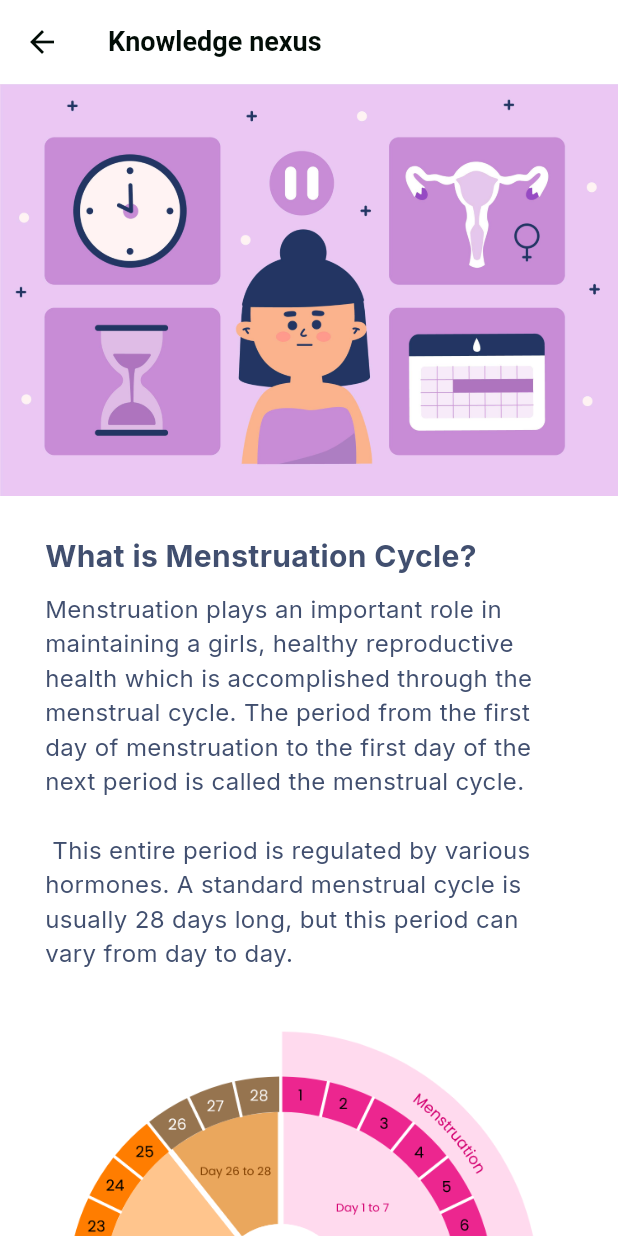
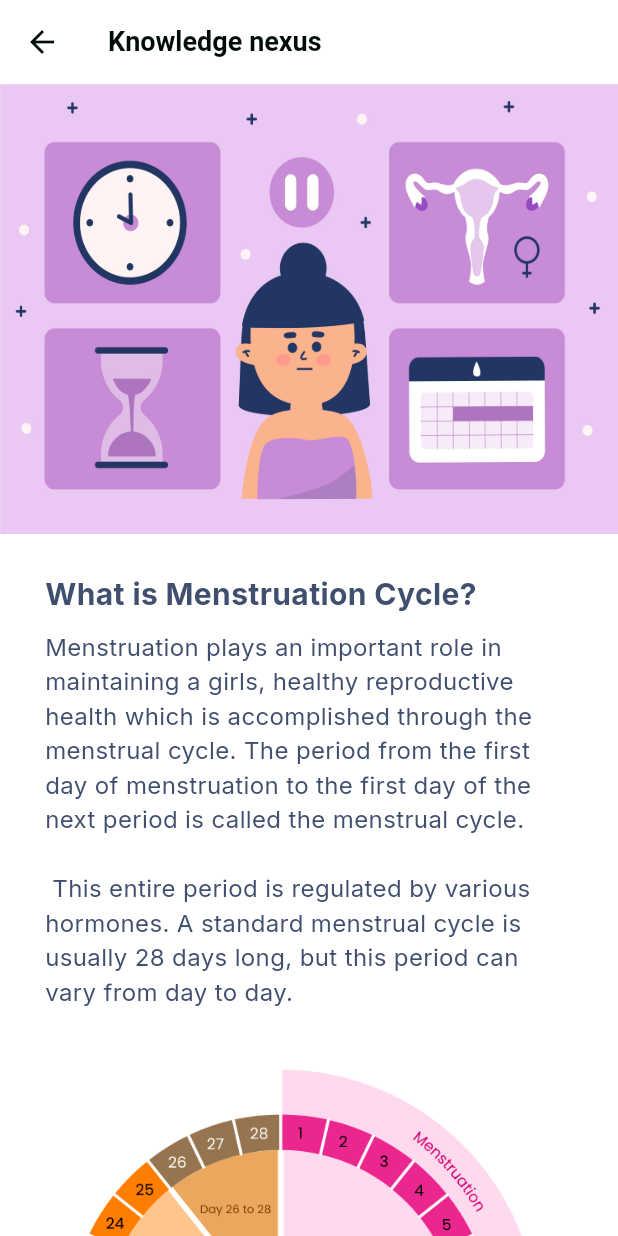
Before and after one commit to Shahabuddin1122/ananya, a Flutter app: the KnowledgeNexus widget shown alone on an empty page, opened directly, after a tap on "What is Menstruation Cycle?", on a phone screen of 412 x 824 dp. Run offline on Flutter 3.47's test engine with Material 3 defaults, Android fonts, the light colour scheme and no system bars; our stand-ins replace flutter_local_notifications, flutter_svg, google_fonts, permission_handler, rxdart, shared_preferences and 2 more; accounts and stored records are empty; generated files the repository leaves out were written again; network calls fail.

Commit message:
update knowledge details info

```diff
--- /dev/null
+++ b/ananya/devtools_options.yaml
@@ -0,0 +1,3 @@
+description: This file stores settings for Dart & Flutter DevTools.
+documentation: https://docs.flutter.dev/tools/devtools/extensions#configure-extension-enablement-states
+extensions:
--- a/ananya/lib/main.dart
+++ b/ananya/lib/main.dart
@@ -49,7 +49,6 @@
 
   await flutterLocalNotificationsPlugin.initialize(initializationSettings);
 
-  // Check and request notification permission for Android 13 and above
   if (await Permission.notification.isDenied) {
     await Permission.notification.request();
   }
@@ -131,8 +130,15 @@
           '/history/indivisual': (context) => const IndividualHistory(),
           '/history/cohort': (context) => const CohortHistory(),
           '/knowledge-nexus-info': (context) {
-            final args = ModalRoute.of(context)!.settings.arguments as String;
-            return KnowledgeNexusInfo(id: args);
+            final args = ModalRoute.of(context)!.settings.arguments as List;
+            final String id = args[0] as String;
+            final Map<String, String> knowledgeItems =
+                args[1] as Map<String, String>;
+
+            return KnowledgeNexusInfo(
+              id: id,
+              data: knowledgeItems,
+            );
           },
           '/help': (context) => const Help(),
         },
--- a/ananya/lib/models/knowledge_nexus_data.dart
+++ b/ananya/lib/models/knowledge_nexus_data.dart
@@ -169,3 +169,27 @@
         "A clear idea about when menstruation may occur should be kept in advance. For example, it is possible to easily know the next month\'s date using the period tracker in this app. You have to think in advance if your period is during school hours or when you are away from home, what should be prepared.\n \nFor menstrual preparation, go out with your favorite pad, tissue, soap in a small bag and if possible, a bottle of water. keep.",
   },
 ];
+
+final List<Map<String, String>> relatedInfo = [
+  {
+    "id": "1",
+    "question": "Early Sign of Pregnancy",
+    "hero_image": "assets/images/img_image4.png",
+    "first_description":
+        "Menstruation is a natural bodily process experienced by millions of women worldwide. However, despite its prevalence, there is still a significant amount of stigma and misinformation surrounding menstrual hygiene.In this article, we will delve into the basics of menstrual hygiene and provide practical tips for maintaining good practices. \n \nWhat is Menstrual Hygiene? Menstrual hygiene refers to the measures taken to maintain cleanliness and hygiene during the menstrual period. This includes using sanitary products such as pads, tampons, menstrual cups, or period panties, as well as taking steps to keep the genital area clean and dry. Good menstrual hygiene helps prevent infections and discomfort and promotes overall health and well-being.",
+  },
+  {
+    "id": "2",
+    "question": "Know when you are fertile",
+    "hero_image": "assets/images/fertiledayspic.jpg",
+    "first_description":
+        "Menstruation is a natural bodily process experienced by millions of women worldwide. However, despite its prevalence, there is still a significant amount of stigma and misinformation surrounding menstrual hygiene.In this article, we will delve into the basics of menstrual hygiene and provide practical tips for maintaining good practices. \n \nWhat is Menstrual Hygiene? Menstrual hygiene refers to the measures taken to maintain cleanliness and hygiene during the menstrual period. This includes using sanitary products such as pads, tampons, menstrual cups, or period panties, as well as taking steps to keep the genital area clean and dry. Good menstrual hygiene helps prevent infections and discomfort and promotes overall health and well-being.",
+  },
+  {
+    "id": "3",
+    "question": "Spotting vs Period vs Bleeding",
+    "hero_image": "assets/images/img_pngtreecartoo.png",
+    "first_description":
+        "Menstruation is a natural bodily process experienced by millions of women worldwide. However, despite its prevalence, there is still a significant amount of stigma and misinformation surrounding menstrual hygiene.In this article, we will delve into the basics of menstrual hygiene and provide practical tips for maintaining good practices. \n \nWhat is Menstrual Hygiene? Menstrual hygiene refers to the measures taken to maintain cleanliness and hygiene during the menstrual period. This includes using sanitary products such as pads, tampons, menstrual cups, or period panties, as well as taking steps to keep the genital area clean and dry. Good menstrual hygiene helps prevent infections and discomfort and promotes overall health and well-being.",
+  },
+];
--- a/ananya/lib/screens/knowledge_nexus.dart
+++ b/ananya/lib/screens/knowledge_nexus.dart
@@ -64,9 +64,8 @@
               itemCount: knowledgeItems.length,
               itemBuilder: (context, index) {
                 return KnowledgeContainer(
-                  text: knowledgeItems[index]['question']!,
-                  image: knowledgeItems[index]['hero_image']!,
                   id: knowledgeItems[index]['id']!,
+                  data: knowledgeItems[index],
                 );
               },
             ),
--- a/ananya/lib/screens/knowledge_nexus_info.dart
+++ b/ananya/lib/screens/knowledge_nexus_info.dart
@@ -6,7 +6,8 @@
 
 class KnowledgeNexusInfo extends StatelessWidget {
   final String id;
-  const KnowledgeNexusInfo({required this.id, super.key});
+  final Map<String, String> data;
+  const KnowledgeNexusInfo({required this.data, required this.id, super.key});
 
   @override
   Widget build(BuildContext context) {
@@ -20,7 +21,8 @@
           children: [
             Image.asset(
               width: double.infinity,
-              knowledgeItems[int.parse(id) - 1]['hero_image']!,
+              height: 300,
+              data['hero_image']!,
               fit: BoxFit.fill,
             ),
             const SizedBox(
@@ -32,7 +34,7 @@
                 crossAxisAlignment: CrossAxisAlignment.start,
                 children: [
                   Text(
-                    knowledgeItems[int.parse(id) - 1]['question']!,
+                    data['question']!,
                     style: const TextStyle(
                       fontSize: 20,
                       fontWeight: FontWeight.bold,
@@ -43,27 +45,27 @@
                     height: 10,
                   ),
                   Text(
-                    knowledgeItems[int.parse(id) - 1]['first_description']!,
+                    data['first_description']!,
                     style: const TextStyle(
                       fontSize: 16,
                       color: ACCENT,
                     ),
                   ),
-                  const SizedBox(
-                    height: 30,
-                  ),
-                  if (knowledgeItems[int.parse(id) - 1]['second_description'] !=
-                      null) ...[
+
+                  if (data['second_description'] != null) ...[
+                    const SizedBox(
+                      height: 30,
+                    ),
                     Image.asset(
                       width: double.infinity,
-                      knowledgeItems[int.parse(id) - 1]['additional_image_1']!,
+                      data['additional_image_1']!,
                       fit: BoxFit.fill,
                     ),
                     const SizedBox(
                       height: 30,
                     ),
                     Text(
-                      knowledgeItems[int.parse(id) - 1]['second_description']!,
+                      data['second_description']!,
                       style: const TextStyle(
                         fontSize: 16,
                         color: ACCENT,
@@ -83,7 +85,7 @@
                     thickness: 0.5,
                   ),
                   const Text(
-                    "To learn more",
+                    "RECOMENDED READINGS FOR YOU",
                     style: TextStyle(
                       fontSize: 16,
                       fontWeight: FontWeight.bold,
@@ -106,9 +108,8 @@
                     itemCount: 3, // Limit to 3 items
                     itemBuilder: (context, index) {
                       return KnowledgeContainer(
-                        text: knowledgeItems[index]['question']!,
-                        image: knowledgeItems[index]['hero_image']!,
-                        id: knowledgeItems[index]['id']!,
+                        id: relatedInfo[index]['id']!,
+                        data: relatedInfo[index],
                       );
                     },
                   ),
--- a/ananya/lib/widgets/knowledge_container.dart
+++ b/ananya/lib/widgets/knowledge_container.dart
@@ -1,13 +1,14 @@
+import 'package:ananya/models/knowledge_nexus_data.dart';
 import 'package:ananya/utils/constants.dart';
 import 'package:ananya/utils/custom_theme.dart';
 import 'package:flutter/material.dart';
 
 class KnowledgeContainer extends StatelessWidget {
-  final String text, image, id;
+  final String id;
+  final Map<String, String> data;
   const KnowledgeContainer({
-    required this.image,
-    required this.text,
     required this.id,
+    required this.data,
     super.key,
   });
 
@@ -18,7 +19,7 @@
         Navigator.pushNamed(
           context,
           '/knowledge-nexus-info',
-          arguments: id,
+          arguments: [id, data],
         );
       },
       child: Column(
@@ -26,7 +27,7 @@
         children: [
           Expanded(
             child: Image.asset(
-              image,
+              data['hero_image']!,
               fit: BoxFit.fill,
             ),
           ),
@@ -34,7 +35,7 @@
             color: ACCENT,
             padding: Theme.of(context).insideCardPadding,
             child: Text(
-              text,
+              data['question']!,
               style: const TextStyle(
                 color: Colors.white,
                 fontWeight: FontWeight.bold,
```
